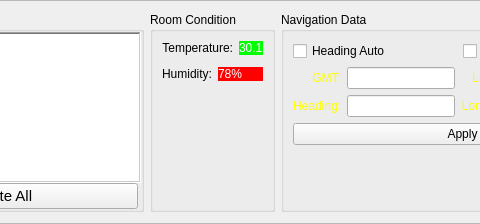
Old version of the form RadarArhanud-2020/framebottom.ui in the repository MiftahSalam/RadarArhanud-2020; both pictures show x 430 to 910 and y 0 to 224 of the 1086 by 224 pixel window.
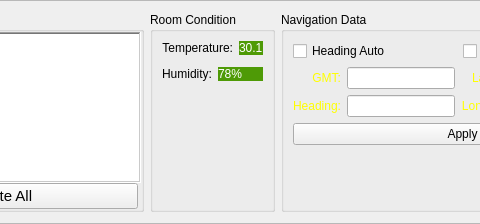
New version of the form.

```diff
--- a/RadarArhanud-2020/framebottom.ui
+++ b/RadarArhanud-2020/framebottom.ui
@@ -259,7 +259,7 @@
           </property>
           <property name="styleSheet">
            <string notr="true">color: rgb(255, 255, 255);
-background-color: rgb(0, 255, 0);</string>
+background-color: rgb(78, 154, 6);</string>
           </property>
           <property name="text">
            <string>30.1</string>
@@ -296,7 +296,7 @@
           </property>
           <property name="styleSheet">
            <string notr="true">color: rgb(255, 255, 255);
-background-color: rgb(255, 0, 0);</string>
+background-color: rgb(78, 154, 6);</string>
           </property>
           <property name="text">
            <string>78%</string>
```
